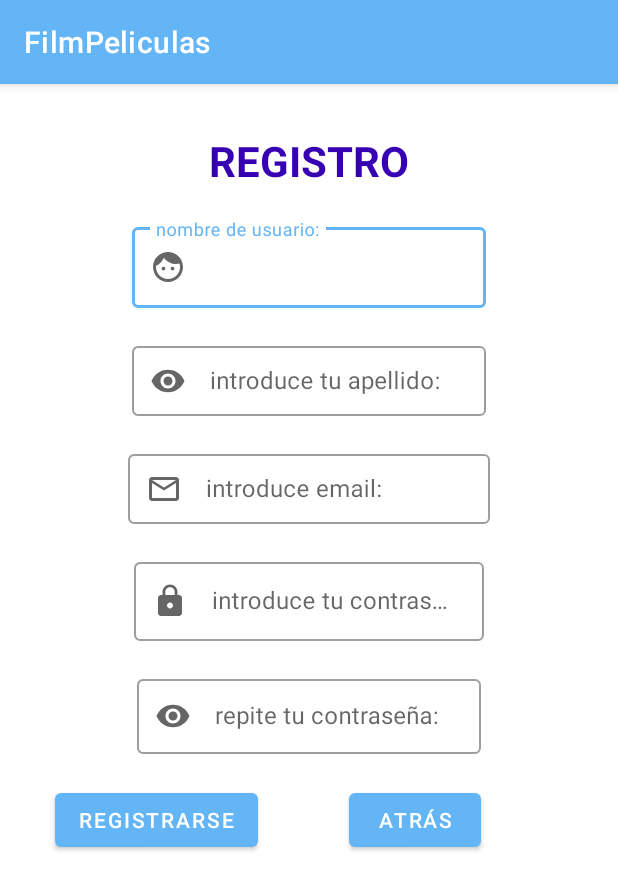
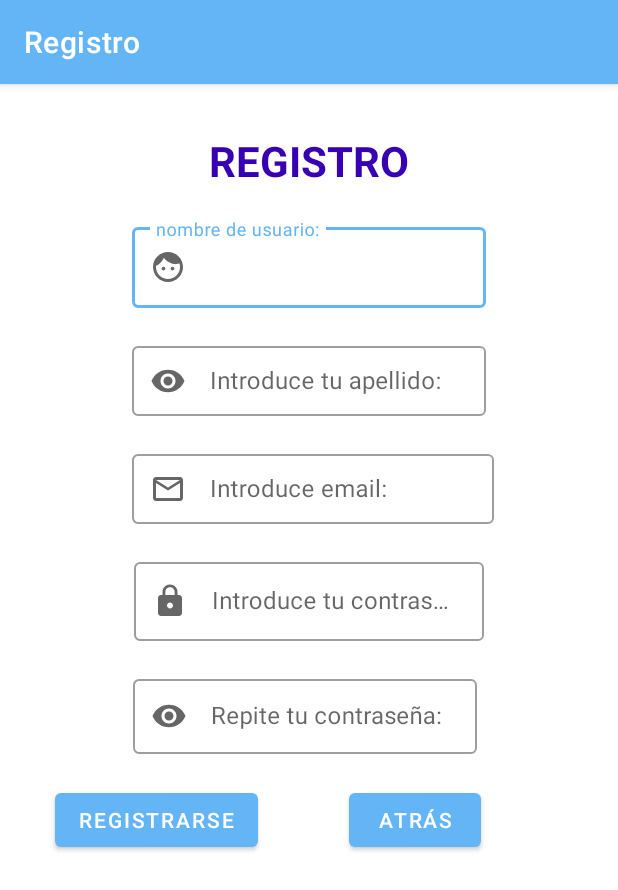
Before and after one commit to nachoregueiro/RegueiroRodriguezIgnacioProyectoPMDM, an Android app: the RegistroActivity screen opened directly, with no data from a screen before it, on a phone screen of 412 x 824 dp. Shown: the top 890 px of the screen. Run offline under Robolectric (Android 15) with nearby library versions, the phone set to English and light mode, and no system bars.

Commit message:
OnBackPressed(???)algunas mejoras hechas y poco más.

```diff
--- a/app/src/main/AndroidManifest.xml
+++ b/app/src/main/AndroidManifest.xml
@@ -23,7 +23,7 @@
             android:exported="true"
             android:screenOrientation="portrait" />
         <activity
-            android:name=".SegundaActivity"
+            android:name=".RegistroActivity"
             android:exported="true" />
         <activity
             android:name=".MainActivity"
--- a/app/src/main/java/es/regueirorodriguezignacioproyectopmdm/ListaPeliculasActivity.kt
+++ b/app/src/main/java/es/regueirorodriguezignacioproyectopmdm/ListaPeliculasActivity.kt
@@ -32,7 +32,7 @@ class ListaPeliculasActivity : AppCompatActivity() {
 
         setTitle("Lista de peliculas")
 
-        binding.botNflotante.setOnClickListener {
+        binding.botNFlotante.setOnClickListener {
             val intent = Intent(this, formulario_Pelicula::class.java)
             startActivity(intent)
         }
--- a/app/src/main/java/es/regueirorodriguezignacioproyectopmdm/MainActivity.kt
+++ b/app/src/main/java/es/regueirorodriguezignacioproyectopmdm/MainActivity.kt
@@ -3,9 +3,7 @@ package es.regueirorodriguezignacioproyectopmdm
 import android.content.Intent
 import androidx.appcompat.app.AppCompatActivity
 import android.os.Bundle
-import android.widget.Button
 import es.regueirorodriguezignacioproyectopmdm.databinding.ActivityMainBinding
-import es.regueirorodriguezignacioproyectopmdm.databinding.ActivitySegundaBinding
 
 
 class MainActivity : AppCompatActivity() {
@@ -23,7 +21,7 @@ class MainActivity : AppCompatActivity() {
         }
 
         binding.btRegistro.setOnClickListener {
-            val intent = Intent(this, SegundaActivity::class.java)
+            val intent = Intent(this, RegistroActivity::class.java)
             startActivity(intent)
         }
 
--- a/app/src/main/java/es/regueirorodriguezignacioproyectopmdm/SegundaActivity.kt
+++ b/app/src/main/java/es/regueirorodriguezignacioproyectopmdm/RegistroActivity.kt
@@ -9,20 +9,21 @@ import android.util.Patterns
 import android.widget.Button
 import android.widget.TextView
 import android.widget.Toast
+import es.regueirorodriguezignacioproyectopmdm.databinding.ActivityRegistroBinding
 import es.regueirorodriguezignacioproyectopmdm.databinding.ActivitySegundaBinding
 import java.util.regex.Pattern
 
-class SegundaActivity : AppCompatActivity() {
+class RegistroActivity : AppCompatActivity() {
     private lateinit var  btAtrás : Button
-    private lateinit var binding: ActivitySegundaBinding
+    private lateinit var binding: ActivityRegistroBinding
 
 
     override fun onCreate(savedInstanceState: Bundle?) {
         super.onCreate(savedInstanceState)
-        binding = ActivitySegundaBinding.inflate(layoutInflater)
+        binding = ActivityRegistroBinding.inflate(layoutInflater)
         setContentView(binding.root)
         btAtrás=findViewById(R.id.btAtrás)
-
+        setTitle("Registro")
 
 
         btAtrás.setOnClickListener{
@@ -34,13 +35,27 @@ class SegundaActivity : AppCompatActivity() {
         val etEmail=findViewById<TextView>(R.id.etEmail)
 
         binding.btGuardarDatos.setOnClickListener{
+         /*   if(binding.tiNombre.text.toString().trim() == "" || binding.tiApellido.text.toString().trim=""
+                || binding.tiEmail.text.toString().trim="" || binding.tiContraseA.text.toString().trim=""
+                || binding.tiRepiteContraseA.text.toString().trim=""){
+                Toast.makeText(this,"Completa los campos",Toast.LENGTH_SHORT).show()
+            }
+            else if (pattern.matcher(binding.tiEmail.text.toString().trim().matches()==false)){
+                Toast.makeText(this,"Email no válido",Toast.LENGTH_SHORT).show()
+            }
+            else if (binding.tiContraseA.text.toString().trim().length()>8 || binding.tiContraseA.text.toString().trim()< 5){
+                Toast.makeText(this,"La contraseña debe tener entre 5 y 8 caracteres",Toast.LENGTH_SHORT).show()
+            }
+            else{
             val sharedPrefs = getSharedPreferences(
             "moviespreference", Context.MODE_PRIVATE)
             var editor=sharedPrefs.edit()
             editor.putString("email",etEmail.text.toString())
             val intent=Intent(this,ListaPeliculasActivity::class.java)
             startActivity(intent)
+        }*/
         }
+
 
     }
     private fun validarEmail(email: String): Boolean { //Metodo que comprueba si el email es correcto
@@ -48,8 +63,4 @@ class SegundaActivity : AppCompatActivity() {
         return pattern.matcher(email).matches()
     }
 //Metodo que comprueba si el email es correcto y las contraseñas son validas y coinciden
-
-
-
-
     }
--- a/app/src/main/java/es/regueirorodriguezignacioproyectopmdm/detalle_Pelicula_Activity.kt
+++ b/app/src/main/java/es/regueirorodriguezignacioproyectopmdm/detalle_Pelicula_Activity.kt
@@ -40,10 +40,6 @@ class detalle_Pelicula_Activity : AppCompatActivity() {
         Picasso.get().load(pelicula1.url).into(ivFoto)
 
 
-        // val toolbar = findViewById<View>(R.id.toolbar) as Toolbar // get the reference of Toolbar
-
-        // setSupportActionBar(toolbar) // Setting/replace toolbar as the ActionBar
-
     }
 
     override fun onCreateOptionsMenu(menu: Menu?): Boolean {
--- a/app/src/main/res/layout/activity_lista_peliculas.xml
+++ b/app/src/main/res/layout/activity_lista_peliculas.xml
@@ -24,17 +24,17 @@
         tools:ignore="UnknownIdInLayout" />
 
     <com.google.android.material.floatingactionbutton.FloatingActionButton
+        android:id="@+id/botónFlotante"
         android:layout_width="0dp"
-        android:id="@+id/botónflotante"
         android:layout_height="wrap_content"
         android:layout_gravity="bottom|right"
         android:layout_margin="16dp"
         android:layout_marginEnd="32dp"
         android:layout_marginBottom="36dp"
         android:src="@android:drawable/ic_input_add"
+        app:backgroundTint="@color/primaryColor"
         app:layout_constraintBottom_toBottomOf="parent"
         app:layout_constraintEnd_toEndOf="parent"
-        app:backgroundTint="@color/teal_700"
 
         tools:ignore="MissingConstraints" />
 
--- a/app/src/main/res/layout/activity_segunda.xml
+++ b/app/src/main/res/layout/activity_registro.xml
@@ -4,7 +4,7 @@
     xmlns:tools="http://schemas.android.com/tools"
     android:layout_width="match_parent"
     android:layout_height="match_parent"
-    tools:context=".SegundaActivity">
+    tools:context=".RegistroActivity">
 
     <com.google.android.material.textfield.TextInputLayout
         android:id="@+id/tiNombre"
@@ -17,7 +17,7 @@
         app:layout_constraintBottom_toTopOf="@+id/tiApellido"
         app:layout_constraintEnd_toEndOf="parent"
         app:layout_constraintStart_toStartOf="parent"
-        app:layout_constraintTop_toBottomOf="@+id/textView2">
+        app:layout_constraintTop_toBottomOf="@+id/tvLogo">
 
         <com.google.android.material.textfield.TextInputEditText
             android:id="@+id/etNombre"
@@ -28,7 +28,7 @@
     </com.google.android.material.textfield.TextInputLayout>
 
     <TextView
-        android:id="@+id/textView2"
+        android:id="@+id/tvLogo"
         android:layout_width="183dp"
         android:layout_height="38dp"
         android:layout_marginTop="32dp"
@@ -78,21 +78,22 @@
             android:id="@+id/etApellido"
             android:layout_width="match_parent"
             android:layout_height="match_parent"
-            android:hint="introduce tu apellido:"
+            android:hint="Introduce tu apellido:"
             tools:ignore="TouchTargetSizeCheck" />
     </com.google.android.material.textfield.TextInputLayout>
 
     <com.google.android.material.textfield.TextInputLayout
         android:id="@+id/tiEmail"
+        style="@style/Widget.MaterialComponents.TextInputLayout.OutlinedBox"
         android:layout_width="241dp"
         android:layout_height="52dp"
+        android:layout_marginStart="5dp"
         android:layout_marginTop="20dp"
-        android:hint="introduce email:"
-        style="@style/Widget.MaterialComponents.TextInputLayout.OutlinedBox"
-        app:startIconDrawable="@drawable/mail"
+        android:hint="Introduce email:"
         app:layout_constraintEnd_toEndOf="parent"
         app:layout_constraintStart_toStartOf="parent"
-        app:layout_constraintTop_toBottomOf="@+id/tiApellido">
+        app:layout_constraintTop_toBottomOf="@+id/tiApellido"
+        app:startIconDrawable="@drawable/mail">
 
         <com.google.android.material.textfield.TextInputEditText
             android:id="@+id/etEmail"
@@ -103,17 +104,17 @@
 
     <com.google.android.material.textfield.TextInputLayout
         android:id="@+id/tiContraseña"
+        style="@style/Widget.MaterialComponents.TextInputLayout.OutlinedBox"
         android:layout_width="233dp"
         android:layout_height="58dp"
         android:layout_marginTop="20dp"
-        app:startIconDrawable="@drawable/cerrado"
-        android:hint="introduce tu contraseña:"
-        style="@style/Widget.MaterialComponents.TextInputLayout.OutlinedBox"
+        android:hint="Introduce tu contraseña:"
+        app:layout_constraintBottom_toTopOf="@+id/tiRepiteContraseña"
 
-        app:layout_constraintBottom_toTopOf="@+id/tiRepiteContraseña"
         app:layout_constraintEnd_toEndOf="parent"
         app:layout_constraintStart_toStartOf="parent"
-        app:layout_constraintTop_toBottomOf="@+id/tiEmail">
+        app:layout_constraintTop_toBottomOf="@+id/tiEmail"
+        app:startIconDrawable="@drawable/cerrado">
 
         <com.google.android.material.textfield.TextInputEditText
             android:id="@+id/etContraseña"
@@ -123,15 +124,16 @@
 
     <com.google.android.material.textfield.TextInputLayout
         android:id="@+id/tiRepiteContraseña"
+        style="@style/Widget.MaterialComponents.TextInputLayout.OutlinedBox"
         android:layout_width="229dp"
         android:layout_height="55dp"
         android:layout_marginTop="20dp"
-        android:hint="repite tu contraseña:"
-        style="@style/Widget.MaterialComponents.TextInputLayout.OutlinedBox"
-        app:startIconDrawable="@drawable/ojos2"
+        android:layout_marginEnd="6dp"
+        android:hint="Repite tu contraseña:"
         app:layout_constraintEnd_toEndOf="parent"
         app:layout_constraintStart_toStartOf="parent"
-        app:layout_constraintTop_toBottomOf="@+id/tiContraseña">
+        app:layout_constraintTop_toBottomOf="@+id/tiContraseña"
+        app:startIconDrawable="@drawable/ojos2">
 
         <com.google.android.material.textfield.TextInputEditText
             android:id="@+id/etRepiteContraseña"
```
Also changed, not shown: app/src/main/java/es/regueirorodriguezignacioproyectopmdm/formulario_Pelicula.kt (+5 -3 lines), app/src/main/res/drawable/editar.xml (added, +10 -0 lines), app/src/main/res/layout/activity_detalle_pelicula.xml (+56 -54 lines), app/src/main/res/layout/activity_formulario_pelicula.xml (+9 -11 lines), app/src/main/res/layout/activity_main.xml (+5 -4 lines), app/src/main/res/menu/menu_detalle_personaje.xml (+8 -0 lines).
